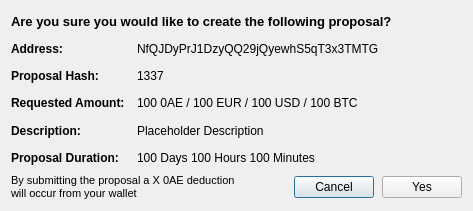
This is src/qt/forms/sendcommunityfunddialog.ui in Ankh-Trust/electrum-core as Qt 5 draws it before an edit. The edited form follows.
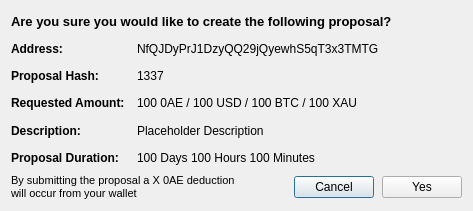
This is the edited form.

Patch:
```diff
--- a/src/qt/forms/sendcommunityfunddialog.ui
+++ b/src/qt/forms/sendcommunityfunddialog.ui
@@ -172,7 +172,7 @@
        <item>
         <widget class="QLabel" name="labelRequestedAmount">
          <property name="text">
-          <string>100 0AE / 100 EUR / 100 USD / 100 BTC</string>
+          <string>100 0AE / 100 USD / 100 BTC / 100 XAU</string>
          </property>
         </widget>
        </item>
```
